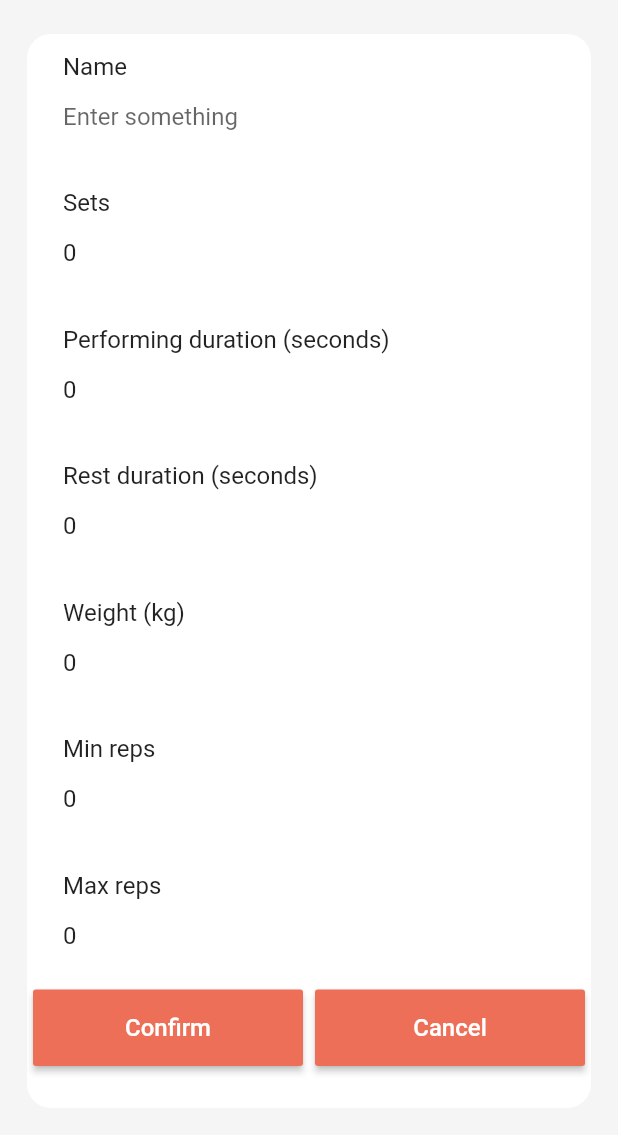
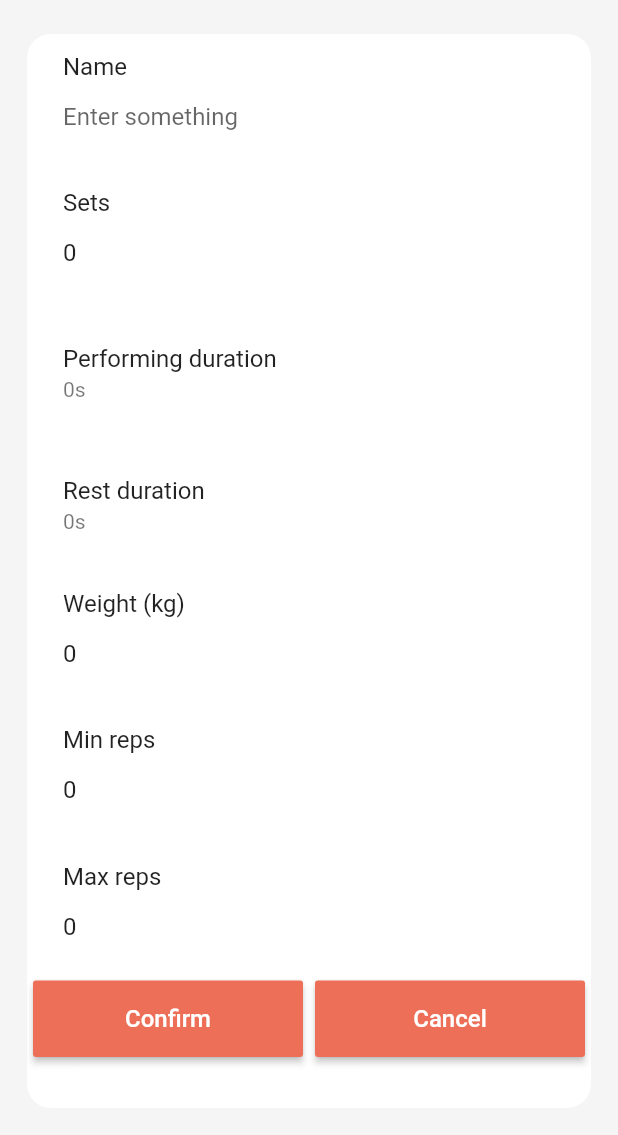
Before and after one commit to martinjedwabny/protalyze, a Flutter app: the ExerciseEditPage screen opened directly with empty values, on a phone screen of 412 x 824 dp, the part 101-1236 px from its top. Run offline on Flutter 3.47's test engine with Material 2 defaults, Android fonts, the phone set to English and light mode, and no system bars; our stand-ins replace audioplayers, auto_size_text, cloud_firestore, firebase_auth, firebase_core, google_fonts and 1 more; missing offline and left inert: cloud_firestore_web, firebase_auth_web, firebase_core_web, flutter_picker; accounts and stored records are empty.

Commit message:
Restrict inputs and add time picker

```diff
--- a/lib/containers/BlockListItem.dart
+++ b/lib/containers/BlockListItem.dart
@@ -1,4 +1,5 @@
 import 'package:Protalyze/containers/ListItem.dart';
+import 'package:Protalyze/misc/DurationFormatter.dart';
 import 'package:flutter/material.dart';
 import 'package:Protalyze/domain/GroupBlock.dart';
 import 'package:Protalyze/domain/ExerciseBlock.dart';
@@ -44,7 +45,7 @@ class ExerciseBlockListItem extends BlockListItem{
 
   Widget buildContent(BuildContext context) {
     List<Widget> children = [];
-    children.add(Text('Duration: ' + block.performingTime.inSeconds.toString() + 's, ' + 'Rest: ' + block.restTime.inSeconds.toString() + 's '));
+    children.add(Text('Duration: ' + DurationFormatter.formatWithLetters(block.performingTime) + ', Rest: ' + DurationFormatter.formatWithLetters(block.restTime)));
     if (block.weight != null)
       children.add(Text('Weight: ' + block.weight.toString()));
     if (block.minReps != null && block.maxReps != null)
--- a/lib/misc/DurationFormatter.dart
+++ b/lib/misc/DurationFormatter.dart
@@ -10,4 +10,16 @@ class DurationFormatter {
     return "$mm:${twoDigits(ss)}";
     // return "$ss";
   }
+
+  static String formatWithLetters(Duration duration) {
+    String twoDigits(int n) => n.toString().padLeft(2, "0");
+    int hh = duration.inHours.remainder(60);
+    int mm = duration.inMinutes.remainder(60);
+    int ss = duration.inSeconds.remainder(60);
+    if (duration.inHours > 0)
+      return "${hh}h ${twoDigits(mm)}m ${twoDigits(ss)}s";
+    if (duration.inMinutes > 0)
+      return "${mm}m ${twoDigits(ss)}s";
+    return "${ss}s";
+  }
 }
--- a/lib/pages/ExerciseEditPage.dart
+++ b/lib/pages/ExerciseEditPage.dart
@@ -1,7 +1,9 @@
 import 'package:Protalyze/domain/ExerciseBlock.dart';
 import 'package:Protalyze/domain/Weight.dart';
+import 'package:Protalyze/misc/DurationFormatter.dart';
 import 'package:Protalyze/widgets/FloatingScaffold.dart';
 import 'package:Protalyze/widgets/SingleMessageAlertDialog.dart';
+import 'package:Protalyze/widgets/TimePicker.dart';
 import 'package:flutter/material.dart';
 import 'package:flutter/services.dart';
 
@@ -17,26 +19,27 @@ class ExerciseEditPage extends StatefulWidget {
 class _ExerciseEditPageState extends State<ExerciseEditPage> {
   final nameControl = TextEditingController();
   final setsControl = TextEditingController();
-  final performTimeControl = TextEditingController();
-  final restTimeControl = TextEditingController();
+  Duration performTimeControl;
+  Duration restTimeControl;
   final weightControl = TextEditingController();
   final maxRepsControl = TextEditingController();
   final minRepsControl = TextEditingController();
   Map<String,bool> checkboxInputs = Map();
 
   @override
-  Widget build(BuildContext context) {
+  void initState() {
     nameControl.text = widget.block.name;
     setsControl.text = widget.block.sets != null ? widget.block.sets.toString() : '1';
-    performTimeControl.text = widget.block.performingTime.inSeconds.toString();
-    restTimeControl.text = widget.block.restTime.inSeconds.toString();
+    this.performTimeControl = widget.block.performingTime;
+    this.restTimeControl = widget.block.restTime;
     weightControl.text = widget.block.weight == null ? null : widget.block.weight.amount.toString();
     maxRepsControl.text = widget.block.maxReps == null ? null : widget.block.maxReps.toString();
     minRepsControl.text = widget.block.minReps == null ? null : widget.block.minReps.toString();
-    if (checkboxInputs['reps'] == null)
-      checkboxInputs['reps'] = widget.block.inputReps;
-    if (checkboxInputs['diff'] == null)
-      checkboxInputs['diff'] = widget.block.inputDifficulty;
+    super.initState();
+  }
+
+  @override
+  Widget build(BuildContext context) {
     return FloatingScaffold(
       appBar: AppBar(
         title: Text('Edit exercise'),
@@ -44,9 +47,13 @@ class _ExerciseEditPageState extends State<ExerciseEditPage> {
       body: ListView(children: [
         cardTextInputRow('Name', nameControl),
         cardTextInputNumericRow('Sets', setsControl),
-        cardTextInputNumericRow('Performing duration (seconds)', performTimeControl),
-        cardTextInputNumericRow('Rest duration (seconds)', restTimeControl),
-        cardTextInputNumericRow('Weight (kg)', weightControl),
+        cardDurationInputRow('Performing duration', this.performTimeControl, (Duration duration){
+          setState(() => this.performTimeControl = duration);
+        }),
+        cardDurationInputRow('Rest duration', this.restTimeControl, (Duration duration) {
+          setState(() => this.restTimeControl = duration);
+        }),
+        cardTextInputNumericRow('Weight (kg)', weightControl, 4),
         cardTextInputNumericRow('Min reps', minRepsControl),
         cardTextInputNumericRow('Max reps', maxRepsControl),
         // cardCheckboxInputRow('Input reps', 'reps'),
@@ -90,16 +97,8 @@ class _ExerciseEditPageState extends State<ExerciseEditPage> {
     } else {
       return showAlertDialog(context, "Error", "Name should not be empty.");
     }
-    if (performTimeControl.text != null && performTimeControl.text.length > 0){
-      block.performingTime = Duration(seconds: int.parse(performTimeControl.text));
-    } else {
-      return showAlertDialog(context, "Error", "Performing time should not be empty.");
-    }
-    if (restTimeControl.text != null && restTimeControl.text.length > 0){
-      block.restTime = Duration(seconds: int.parse(restTimeControl.text));
-    } else {
-      return showAlertDialog(context, "Error", "Rest time should not be empty.");
-    }
+    block.performingTime = performTimeControl;
+    block.restTime = restTimeControl;
     block.sets = setsControl.text.length == 0 ? 1 : int.parse(setsControl.text);
     block.weight = weightControl.text.length == 0 ? null : Weight(int.parse(weightControl.text), WeightType.kilos);
     block.minReps = minRepsControl.text.length == 0 ? null : int.parse(minRepsControl.text);
@@ -119,6 +118,8 @@ class _ExerciseEditPageState extends State<ExerciseEditPage> {
         title: Text(name),
         subtitle: TextField(
           controller: controller,
+          inputFormatters: <TextInputFormatter>[
+            LengthLimitingTextInputFormatter(20),],
           decoration: new InputDecoration(
           border: InputBorder.none,
           focusedBorder: InputBorder.none,
@@ -131,20 +132,23 @@ class _ExerciseEditPageState extends State<ExerciseEditPage> {
   );
   }
 
-  cardTextInputNumericRow(name, controller){
+  cardTextInputNumericRow(name, controller, [int maxNumbers = 2]){
     return Card(child: ListTile(
         title: Text(name),
         subtitle: TextField(
           controller: controller,
           keyboardType: TextInputType.number,
-                inputFormatters: <TextInputFormatter>[FilteringTextInputFormatter.digitsOnly],
+          inputFormatters: <TextInputFormatter>[
+            FilteringTextInputFormatter.digitsOnly,
+            LengthLimitingTextInputFormatter(maxNumbers),],
           decoration: new InputDecoration(
             border: InputBorder.none,
             focusedBorder: InputBorder.none,
             enabledBorder: InputBorder.none,
             errorBorder: InputBorder.none,
             disabledBorder: InputBorder.none,
-                hintText: "Enter a number"),
+            hintText: "Enter a number"
+          ),
         ),
       )
     );
@@ -164,4 +168,24 @@ class _ExerciseEditPageState extends State<ExerciseEditPage> {
     );
   }
 
+  cardDurationInputRow(String name, Duration initialValue, Function(Duration) callback){
+    return Card(
+      child: ListTile(
+        title: Text(name),
+        subtitle: InkWell(
+          focusColor: Colors.transparent,
+          highlightColor: Colors.transparent,
+          hoverColor: Colors.transparent,
+          splashColor: Colors.transparent,
+          child: Text(DurationFormatter.formatWithLetters(initialValue)),
+          onTap: (){
+            TimePicker(initialValue, (Duration time) {
+              callback(time);
+            }).showDialog(context);
+          },
+        )
+      ),
+    );
   }
+
+}
--- a/lib/pages/WorkoutDisplayPage.dart
+++ b/lib/pages/WorkoutDisplayPage.dart
@@ -13,7 +13,6 @@ import 'package:Protalyze/widgets/GroupBlockEditDialog.dart';
 import 'package:Protalyze/widgets/SingleMessageAlertDialog.dart';
 import 'package:Protalyze/widgets/SingleMessageScaffold.dart';
 import 'package:Protalyze/widgets/TextInputAlertDialog.dart';
-import 'package:auto_size_text/auto_size_text.dart';
 import 'package:flutter/material.dart';
 import 'package:provider/provider.dart';
 
--- a/lib/widgets/GroupBlockEditDialog.dart
+++ b/lib/widgets/GroupBlockEditDialog.dart
@@ -20,6 +20,8 @@ class GroupBlockEditDialog extends StatelessWidget{
         mainAxisSize: MainAxisSize.min,
         children: [
           TextField(
+            inputFormatters: <TextInputFormatter>[
+                LengthLimitingTextInputFormatter(20),],
             controller: nameController,
             decoration: new InputDecoration(
             hintText: "Enter name",),),
@@ -27,8 +29,8 @@ class GroupBlockEditDialog extends StatelessWidget{
             controller: setsController,
             keyboardType: TextInputType.number,
             inputFormatters: <TextInputFormatter>[
-                FilteringTextInputFormatter.digitsOnly
-            ],
+                FilteringTextInputFormatter.digitsOnly,
+                LengthLimitingTextInputFormatter(2),],
             decoration: new InputDecoration(
             hintText: "Enter sets",),),
         ],
--- a/lib/widgets/PastWorkoutEditDialog.dart
+++ b/lib/widgets/PastWorkoutEditDialog.dart
@@ -1,5 +1,6 @@
 import 'package:Protalyze/widgets/SingleMessageAlertDialog.dart';
 import 'package:flutter/material.dart';
+import 'package:flutter/services.dart';
 import 'package:intl/intl.dart';
 
 class PastWorkoutEditDialog extends StatefulWidget {
@@ -38,6 +39,8 @@ class _PastWorkoutEditDialogState extends State<PastWorkoutEditDialog> {
       title: Text(widget._title),
       content: Column(mainAxisSize: MainAxisSize.min, children: [
         TextField(
+          inputFormatters: <TextInputFormatter>[
+            LengthLimitingTextInputFormatter(20),],
           controller: _controller,
           decoration: new InputDecoration(
           hintText: "Enter something",
--- a/lib/widgets/TextInputAlertDialog.dart
+++ b/lib/widgets/TextInputAlertDialog.dart
@@ -1,5 +1,6 @@
 import 'package:Protalyze/widgets/SingleMessageAlertDialog.dart';
 import 'package:flutter/material.dart';
+import 'package:flutter/services.dart';
 
 class TextInputAlertDialog extends StatelessWidget{
   final String title;
@@ -13,6 +14,8 @@ class TextInputAlertDialog extends StatelessWidget{
     return AlertDialog(
       title: Text(title),
       content: TextField(
+          inputFormatters: <TextInputFormatter>[
+            LengthLimitingTextInputFormatter(20),],
         controller: controller,
         decoration: new InputDecoration(
         hintText: "Enter something",
--- /dev/null
+++ b/lib/widgets/TimePicker.dart
@@ -0,0 +1,20 @@
+import 'package:flutter/material.dart';
+import 'package:flutter_picker/flutter_picker.dart';
+
+class TimePicker extends Picker {
+
+  TimePicker(Duration duration, Function(Duration) confirmCallback) : super(
+    adapter: NumberPickerAdapter(data: <NumberPickerColumn>[
+      NumberPickerColumn(begin: 0, end: 10, suffix: Text(' h'), initValue: duration.inHours),
+      NumberPickerColumn(begin: 0, end: 59, suffix: Text(' m'), initValue: duration.inMinutes % 60),
+      NumberPickerColumn(begin: 0, end: 59, suffix: Text(' s'), initValue: duration.inSeconds% 60),
+    ]),
+    hideHeader: true,
+    confirmText: 'Confirm',
+    title: const Text('Select duration'),
+    onConfirm: (Picker picker, List<int> value) {
+      int timeInSeconds = picker.getSelectedValues()[0] * 60 * 60 + picker.getSelectedValues()[1] * 60 + picker.getSelectedValues()[2];
+      confirmCallback(Duration(seconds: timeInSeconds));
+    },
+  );
+}
--- a/pubspec.yaml
+++ b/pubspec.yaml
@@ -32,6 +32,7 @@ dependencies:
   provider: ^4.3.1
   wakelock: ^0.1.4+2
   auto_size_text: ^2.1.0
+  flutter_picker: ^1.1.5
 
 
 
```
Also changed, not shown: pubspec.lock. Lines whose indentation alone changed are shown as unchanged.
